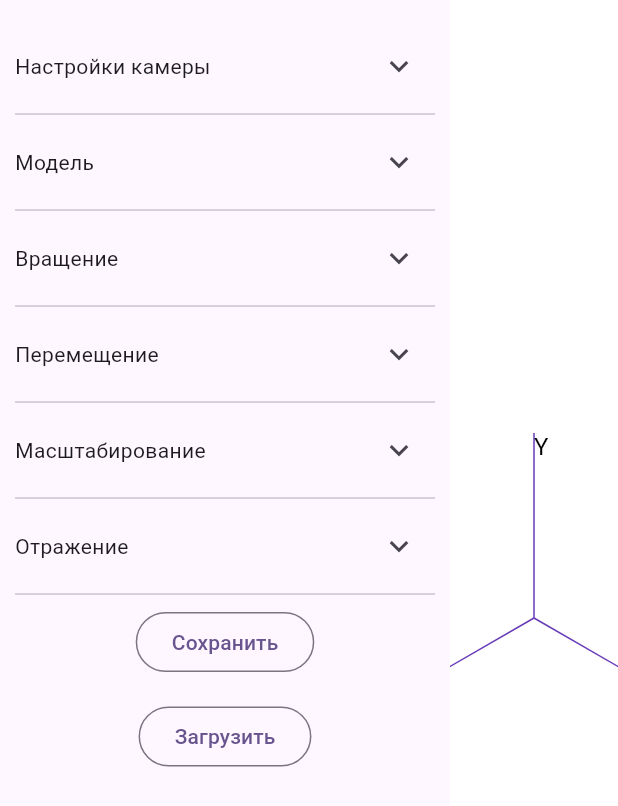
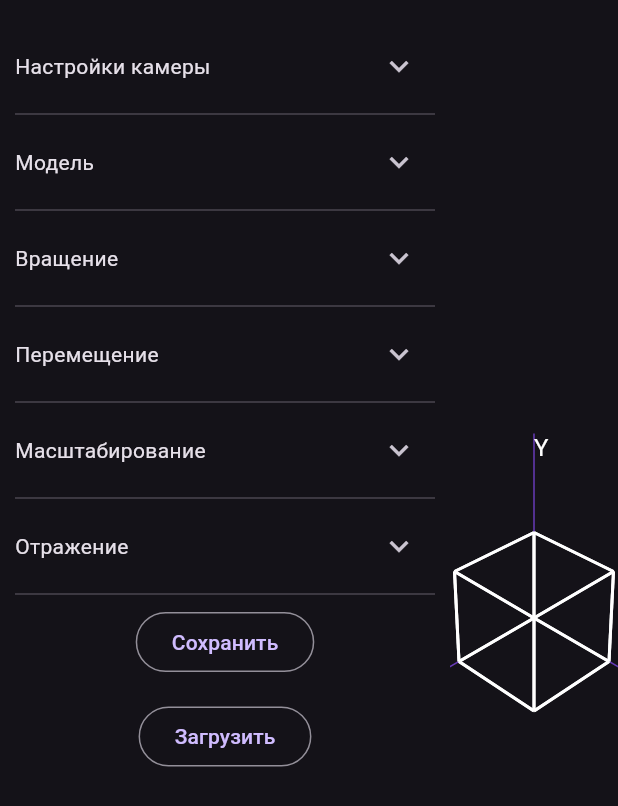
Before and after one commit to nezhinskii/AffineTransformations, a Flutter app: the screen it shows after launch, on a phone screen of 412 x 824 dp. Shown: the top 806 px of the screen. Run offline on Flutter 3.47's test engine with Material 2 defaults, Android fonts, the phone set to English and light mode, and no system bars; our stand-ins replace audioplayers, bloc, file_picker, flutter_bloc; missing offline and left inert: dart:ffi.

Commit message:
fixed projection matrix and changed color scheme

```diff
--- a/lib/bloc/main_bloc.dart
+++ b/lib/bloc/main_bloc.dart
@@ -19,7 +19,7 @@ class MainBloc extends Bloc<MainEvent, MainState> {
       model: Model([], []),
       camera: Camera(
         eye: Point3D(5, 5, 5),
-        target: Point3D(0, 0, 0),
+        target: Point3D(0.5, 0.5, 0.5),
         up: Point3D(0, 1, 0),
       )
     )
@@ -68,8 +68,8 @@ class MainBloc extends Bloc<MainEvent, MainState> {
   static const _pixelRatio = 100;
 
   static Offset point3DToOffset(Point3D point3d, Size size) {
-    return Offset(point3d.x / point3d.h * _pixelRatio + size.width / 2,
-        -point3d.y / point3d.h * _pixelRatio + size.height / 2);
+    return Offset((point3d.x / point3d.h * _pixelRatio + size.width / 2).roundToDouble(),
+        (-point3d.y / point3d.h * _pixelRatio + size.height / 2).roundToDouble());
   }
 
   static Point3D offsetToPoint3D(Offset offset, Size size) {
--- a/lib/main.dart
+++ b/lib/main.dart
@@ -21,7 +21,7 @@ class MyApp extends StatelessWidget {
     return MaterialApp(
       title: 'Flutter Demo',
       theme: ThemeData(
-        colorScheme: ColorScheme.fromSeed(seedColor: Colors.deepPurple),
+        brightness: Brightness.dark,
         useMaterial3: true,
       ),
       home: BlocProvider(
@@ -80,6 +80,7 @@ class _MainPageState extends State<MainPage> {
                     child: ToolBar()
                   ),
                   Expanded(
+                    child: RepaintBoundary(
                       child: Stack(
                         children: [
                           LayoutBuilder(
@@ -122,7 +123,7 @@ class _MainPageState extends State<MainPage> {
                                       },
                                       child: Container(
                                         color: context.watch<DiscoModel>().isEnabled ?
-                                      context.watch<DiscoModel>().color : Colors.white,
+                                        context.watch<DiscoModel>().color : Theme.of(context).colorScheme.background,
                                         width: double.infinity,
                                         height: double.infinity,
                                       ),
@@ -179,6 +180,7 @@ class _MainPageState extends State<MainPage> {
                         ],
                       ),
                     ),
+                  ),
                 ],
               );
             },
--- a/lib/models/camera.dart
+++ b/lib/models/camera.dart
@@ -3,7 +3,7 @@ import 'package:graphics_lab6/models/primtives.dart';
 
 class Camera{
   final Point3D eye, target, up;
-  final double fov, aspectRatio, nearPlane, farPlane;
+  final double fov, nearPlane, farPlane;
   final Matrix view, projection;
   final bool isPerspective;
 
@@ -11,14 +11,13 @@ class Camera{
     required this.eye,
     required this.target,
     required this.up,
-    this.aspectRatio = 1,
-    this.nearPlane = 1e-5,
+    this.nearPlane = 1,
     this.farPlane = 1000,
     this.fov = 20,
     this.isPerspective = true
   }):view = Matrix.view(eye, target, up),
     projection = isPerspective ?
-      Matrix.cameraPerspective(fov, aspectRatio, nearPlane, farPlane)
+      Matrix.cameraPerspective(fov, nearPlane, farPlane)
       : Matrix.cameraOrthographic(nearPlane, farPlane);
 
   Camera copyWith({
@@ -34,7 +33,6 @@ class Camera{
     eye: eye ?? this.eye,
     target: target ?? this.target,
     up: up ?? this.up,
-    aspectRatio: aspectRatio ?? this.aspectRatio,
     nearPlane: nearPlane ?? this.nearPlane,
     farPlane: farPlane ?? this.farPlane,
     fov: fov ?? this.fov,
--- a/lib/models/matrix.dart
+++ b/lib/models/matrix.dart
@@ -24,15 +24,12 @@ class Matrix {
     ]);
   }
 
-  Matrix.cameraPerspective(double fov, double aspect, double near, double far) : value = []{
-    double f = 1.0 / tan(radians(fov) / 2.0);
-    value.addAll([
-      [f / aspect, 0, 0, 0],
-      [0, f, 0, 0],
-      [0, 0, (far + near) / (near - far), -1],
-      [0, 0, (2 * far * near) /(near - far), 0]
-    ]);
-  }
+  Matrix.cameraPerspective(double fov, double near, double far) : this(4, 4, [
+    [1.0 / tan(radians(fov) / 2.0), 0, 0, 0],
+    [0, 1.0 / tan(radians(fov) / 2.0), 0, 0],
+    [0, 0, far / (far - near), -1],
+    [0, 0, -far * near / (far - near), 0]
+  ]);
 
   Matrix.cameraOrthographic(double near, double far) : value = []{
     double height = 2;
--- a/lib/painters/app_painter.dart
+++ b/lib/painters/app_painter.dart
@@ -14,8 +14,8 @@ class AppPainter extends CustomPainter{
   final bool secretFeature;
 
   static final _axisPaint = Paint()..strokeWidth = 1..color = Colors.deepPurple;
-  static final _polyhedronPaint = Paint()..strokeWidth = 2..color = Colors.black;
-  static const _labelStyle = TextStyle(color: Colors.black, fontSize: 16);
+  static final _polyhedronPaint = Paint()..strokeWidth = 2..color = Colors.white;
+  static const _labelStyle = TextStyle(color: Colors.white, fontSize: 16);
   static final _xLabel = TextPainter(
     text: const TextSpan(
       style: _labelStyle,
@@ -77,7 +77,6 @@ class AppPainter extends CustomPainter{
     canvas.drawLine(MainBloc.point3DToOffset(zAxis.start, size), MainBloc.point3DToOffset(zAxis.end, size), _axisPaint);
     _zLabel.paint(canvas, MainBloc.point3DToOffset(zAxis.end, size));
 
-
     for (var polygon in projectedPolyhedron.polygons){
       for (var i = 1; i < polygon.points.length; ++i){
         canvas.drawLine(MainBloc.point3DToOffset(polygon.points[i - 1], size), MainBloc.point3DToOffset(polygon.points[i], size), _polyhedronPaint);
```
Lines whose indentation alone changed are shown as unchanged.
